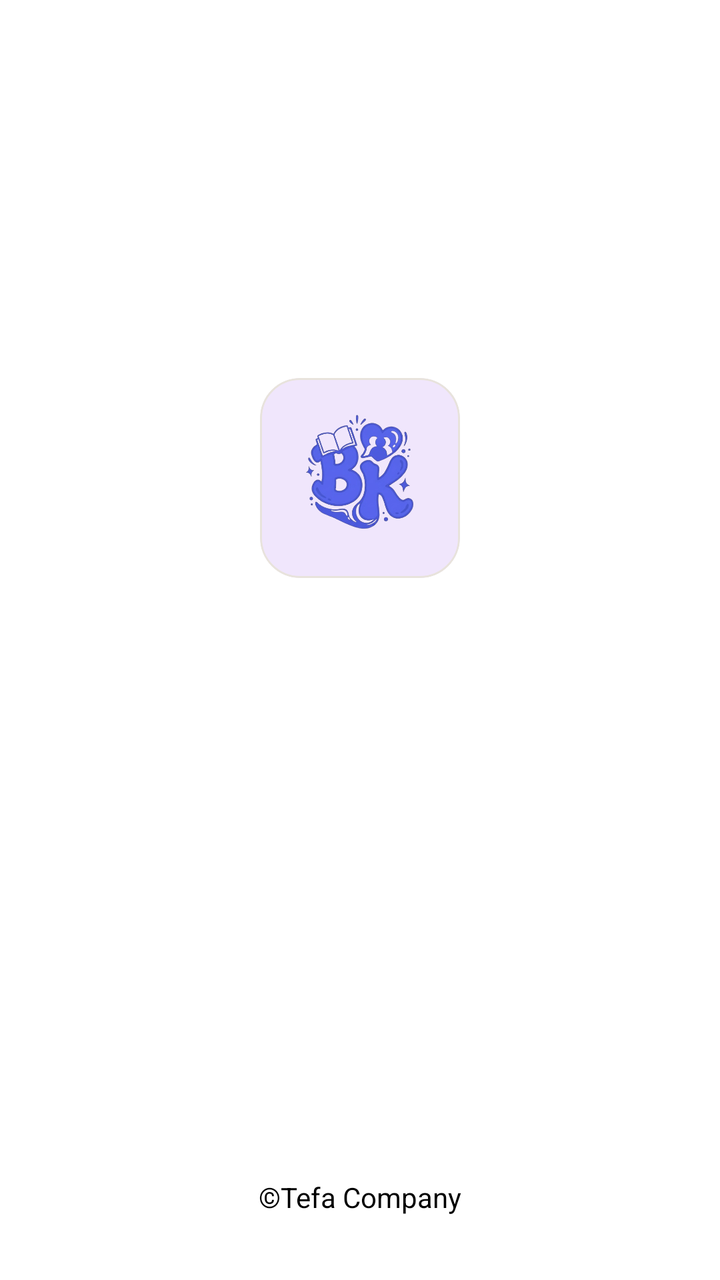
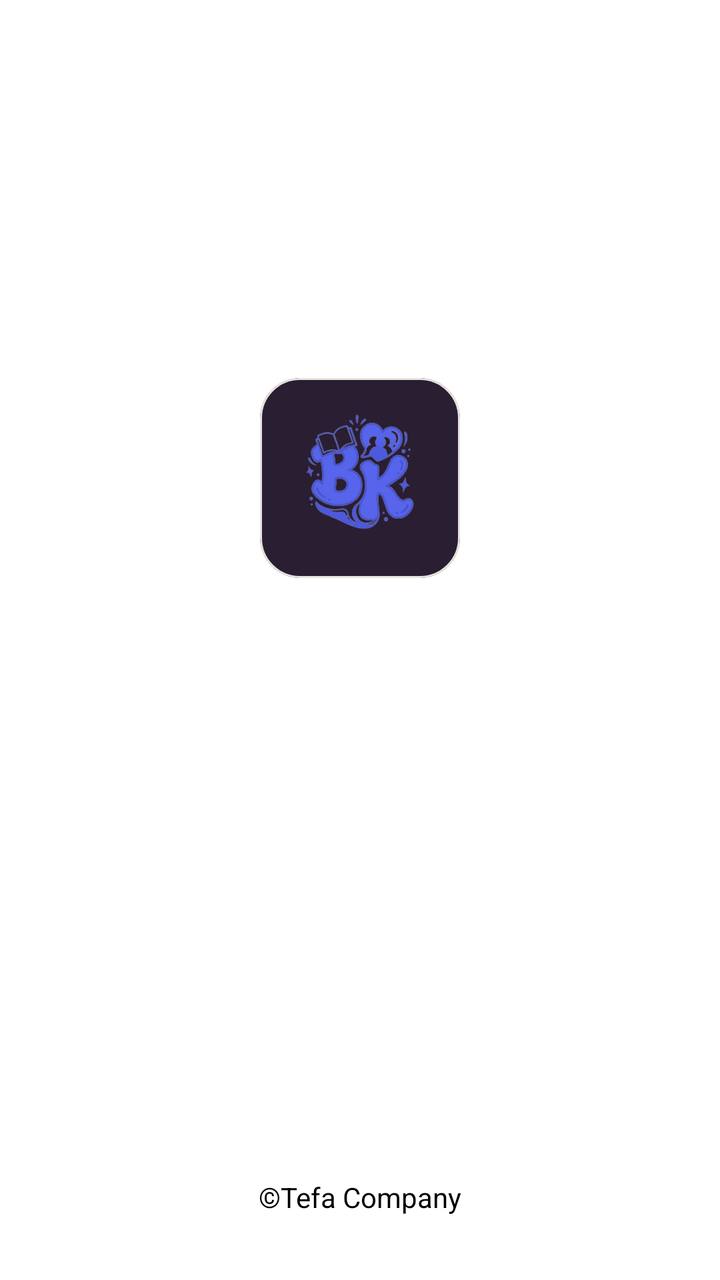

Before-and-after screenshots of an Android layout around one commit, followed by the original layout XML and the change that was made.
<!-- AndroidManifest.xml: application theme Theme.BkNova -->
<!-- res/layout/activity_splash.xml -->
<?xml version="1.0" encoding="utf-8"?>
<androidx.constraintlayout.widget.ConstraintLayout xmlns:android="http://schemas.android.com/apk/res/android"
    xmlns:app="http://schemas.android.com/apk/res-auto"
    xmlns:tools="http://schemas.android.com/tools"
    android:layout_width="match_parent"
    android:layout_height="match_parent"
    android:background="@android:color/white">

    
    <com.google.android.material.card.MaterialCardView
        android:id="@+id/logo_container"
        android:layout_width="100dp"
        android:layout_height="100dp"
        app:cardBackgroundColor="@color/brand_soft"
        app:cardCornerRadius="20dp"
        app:layout_constraintBottom_toBottomOf="parent"
        app:layout_constraintEnd_toEndOf="parent"
        app:layout_constraintStart_toStartOf="parent"
        app:layout_constraintTop_toTopOf="parent"
        app:layout_constraintVertical_bias="0.35">

        <ImageView
            android:id="@+id/logo"
            android:layout_width="85dp"
            android:layout_height="85dp"
            android:layout_gravity="center"
            android:src="@drawable/logo2"
            tools:ignore="ContentDescription" />

    </com.google.android.material.card.MaterialCardView>



    
    <TextView
        android:layout_width="wrap_content"
        android:layout_height="wrap_content"
        android:layout_marginBottom="32dp"
        android:text="©Tefa Company"
        android:textColor="@android:color/black"
        app:layout_constraintBottom_toBottomOf="parent"
        app:layout_constraintEnd_toEndOf="parent"
        app:layout_constraintStart_toStartOf="parent" />

</androidx.constraintlayout.widget.ConstraintLayout>
<!-- resources referenced by this layout -->
<resources>
  <color name="brand_soft">#F0E6FC</color>
  <!-- drawable logo2: png bitmap (drawable, 141915 bytes) -->
  <style name="Theme.BkNova" parent="Base.Theme.BkNova" />
  <style name="Base.Theme.BkNova" parent="Theme.Material3.Light.NoActionBar">
  
          
          <item name="colorPrimary">@color/brand_primary</item>
          <item name="colorOnPrimary">@color/white</item>
          <item name="colorPrimaryContainer">@color/brand_soft</item>
          <item name="colorOnPrimaryContainer">@color/text_color_primary</item>
  
          <item name="colorSecondary">@color/accent_pink</item>
          
          <item name="colorOnSecondary">@color/text_color_primary</item>
          <item name="colorSecondaryContainer">@color/accent_pink_soft</item>
          <item name="colorOnSecondaryContainer">@color/text_color_primary</item>
  
          <item name="colorTertiary">@color/accent_peach</item>
          <item name="colorOnTertiary">@color/text_color_primary</item>
          <item name="colorTertiaryContainer">@color/accent_peach_soft</item>
          <item name="colorOnTertiaryContainer">@color/text_color_primary</item>
  
          <item name="colorSurface">@color/white</item>
          <item name="colorOnSurface">@color/text_color_primary</item>
          <item name="colorSurfaceVariant">@color/background_cream</item>
          <item name="colorOnSurfaceVariant">@color/text_color_secondary</item>
          <item name="android:colorBackground">@color/background_cream</item>
          <item name="colorOnBackground">@color/text_color_primary</item>
  
          <item name="colorOutline">@color/divider_color</item>
          <item name="colorOutlineVariant">@color/divider_color</item>
  
          <item name="colorError">@color/red_text</item>
          <item name="colorOnError">@color/white</item>
          <item name="colorErrorContainer">@color/red_light</item>
          <item name="colorOnErrorContainer">@color/red_text</item>
  
          <item name="android:windowBackground">@color/background_cream</item>
  
          
          <item name="android:statusBarColor">@android:color/transparent</item>
          <item name="android:navigationBarColor">@android:color/transparent</item>
          <item name="android:windowLightStatusBar">true</item>
          
          <item name="android:enforceNavigationBarContrast" tools:targetApi="q">false</item>
          <item name="android:enforceStatusBarContrast" tools:targetApi="q">false</item>
      </style>
  <color name="brand_primary">#5561F4</color>
  <color name="white">#FFFFFFFF</color>
  <color name="text_color_primary">#2A1E33</color>
  <color name="accent_pink">#FF7FAF</color>
  <color name="accent_pink_soft">#FFECF3</color>
  <color name="accent_peach">#FFC6BF</color>
  <color name="accent_peach_soft">#FFE8E5</color>
  <color name="background_cream">#F8F7F2</color>
  <color name="text_color_secondary">#6B5E75</color>
  <color name="divider_color">#E8E3DC</color>
  <color name="red_text">#DC2626</color>
  <color name="red_light">#FEE2E2</color>
</resources>

<!-- the commit's change to res/layout/activity_splash.xml (unified diff, before → after) -->
@@ -11,7 +11,7 @@
         android:id="@+id/logo_container"
         android:layout_width="100dp"
         android:layout_height="100dp"
-        app:cardBackgroundColor="@color/brand_soft"
+        app:cardBackgroundColor="@color/text_color_primary"
         app:cardCornerRadius="20dp"
         app:layout_constraintBottom_toBottomOf="parent"
         app:layout_constraintEnd_toEndOf="parent"
